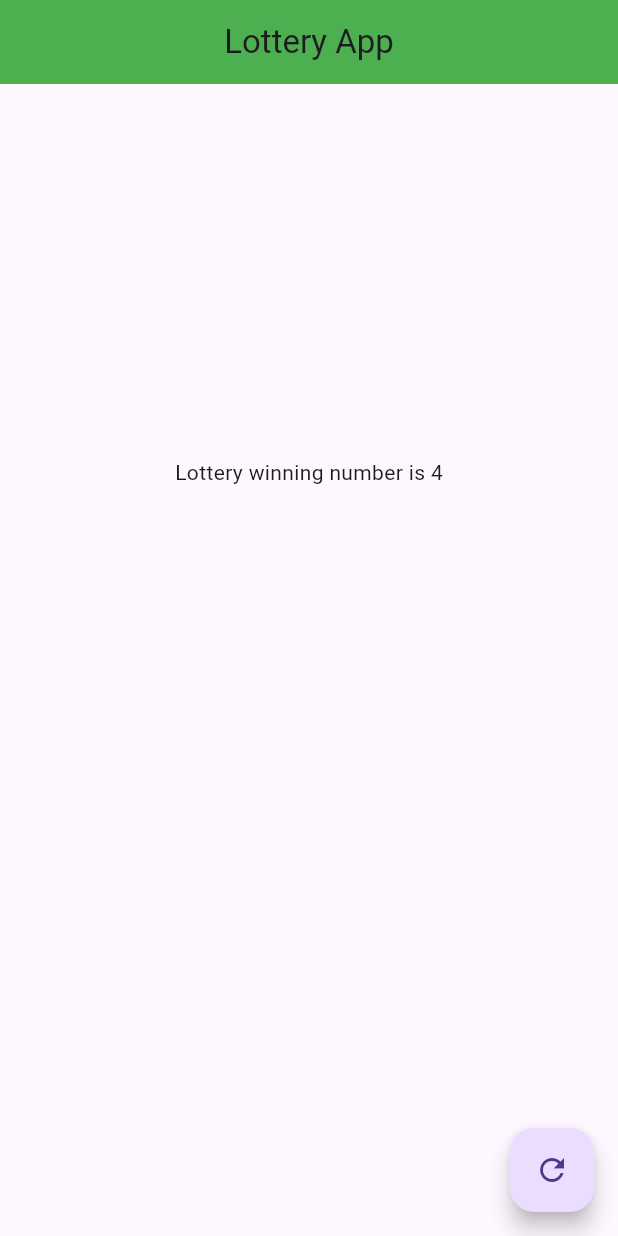
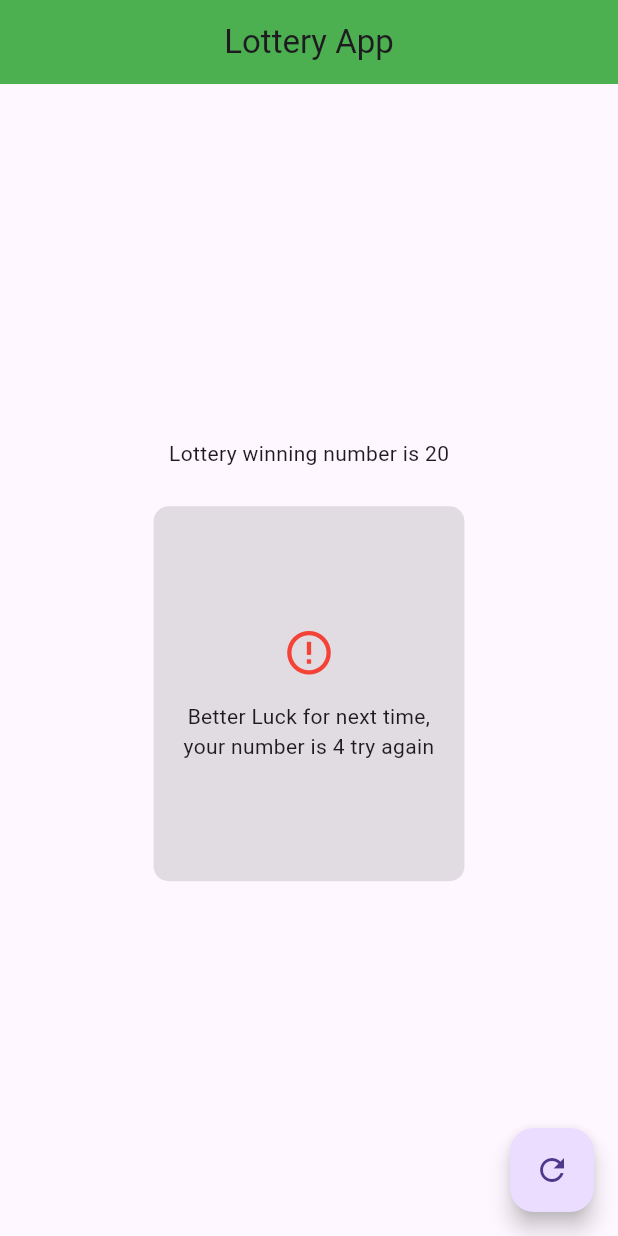
Before and after one commit to emon22830/Lottery_app, a Flutter app: the screen it shows after launch, after a tap on the "refresh" icon, on a phone screen of 412 x 824 dp. Run offline on Flutter 3.47's test engine with Material 3 defaults, Android fonts, the phone set to English and light mode, and no system bars.

Commit message:
Progress 2

```diff
--- a/lib/main.dart
+++ b/lib/main.dart
@@ -1,4 +1,5 @@
 import 'package:flutter/material.dart';
+import 'dart:math';
 
 void main() {
   runApp(LotteryApp());
@@ -12,8 +13,9 @@ class LotteryApp extends StatefulWidget {
 }
 
 class _LotteryAppState extends State<LotteryApp> {
+  Random random = Random();
 
-  int x =4;
+  int x = 0;
 
   @override
   Widget build(BuildContext context) {
@@ -29,19 +31,46 @@ class _LotteryAppState extends State<LotteryApp> {
           crossAxisAlignment: CrossAxisAlignment.center,
           children: [
             Center(child: Text('Lottery winning number is $x')),
+            SizedBox(
+              height: 25,
+            ),
             Container(
                 height: 250,
+                decoration: BoxDecoration(
+                  color: Colors.grey.withOpacity(.3),
+                  borderRadius: BorderRadius.circular(10),
+                ),
+                child: Padding(
+                  padding: const EdgeInsets.all(20.0),
                   child: Column(
+                    mainAxisAlignment: MainAxisAlignment.center,
+                    crossAxisAlignment: CrossAxisAlignment.center,
                     children: [
-
+                      Icon(
+                        Icons.error_outline,
+                        size: 35,
+                        color: Colors.red,
+                      ),
+                      SizedBox(
+                        height: 15,
+                      ),
+                      Text(
+                        'Better Luck for next time, \nyour number is 4 try again',
+                        textAlign: TextAlign.center,
+                      ),
                     ],
-           )
-         )
+                  ),
+                ))
           ],
         ),
         floatingActionButton: FloatingActionButton(
-            onPressed: (){
+          onPressed: () {
+            // print(random.nextInt(10).toString());
+            x = random.nextInt(100);
+            print(x);
+            setState(() {
 
+            });
           },
           child: Icon(Icons.refresh),
         ),
```
Lines whose indentation alone changed are shown as unchanged.
